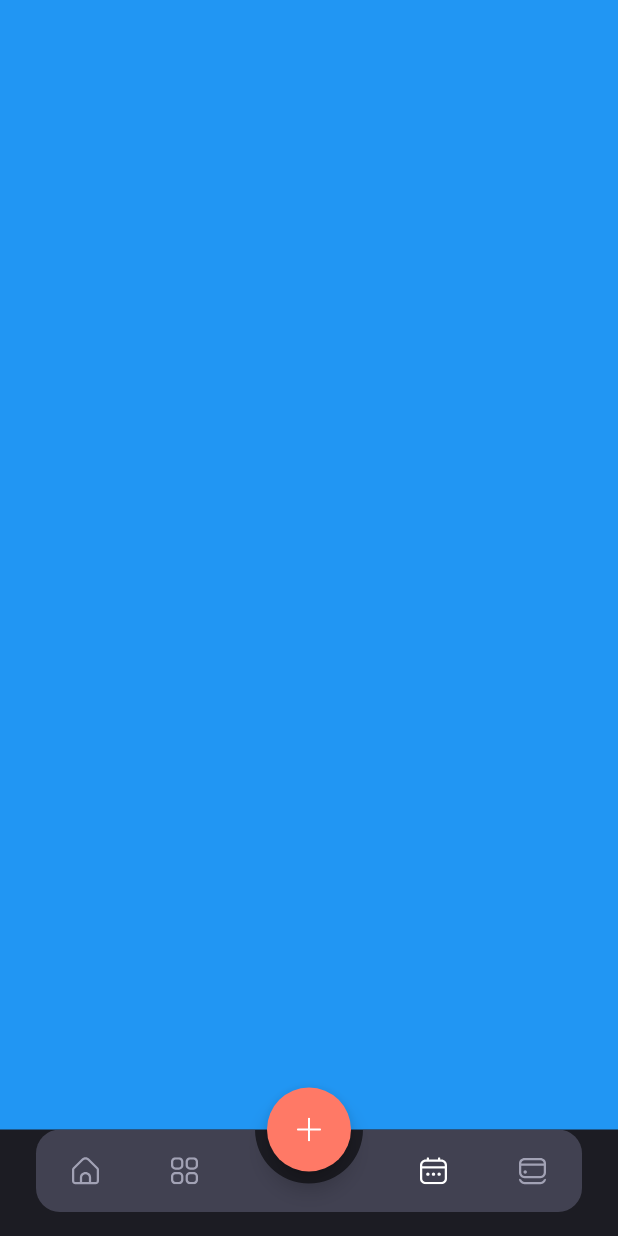
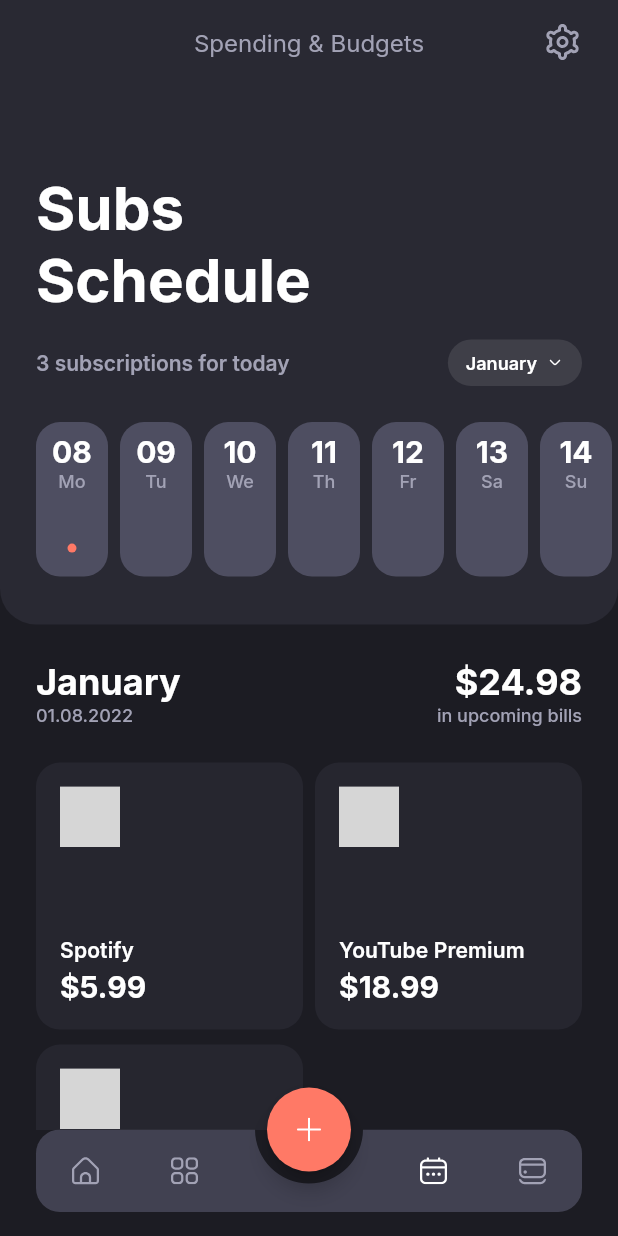
Before and after one commit to anilcngz/trackizer_app_ui, a Flutter app: the Nav screen opened directly, item 3 of the bottom bar chosen, on a phone screen of 412 x 824 dp. Run offline on Flutter 3.47's test engine with Material 2 defaults, Android fonts, the phone set to English and light mode, and no system bars; our stand-ins replace dotted_border, flutter_svg, google_fonts; grey boxes are pictures that could not be loaded.

Commit message:
Calendar Screen

```diff
--- /dev/null
+++ b/lib/screens/calendar/calendar_screen.dart
@@ -0,0 +1,331 @@
+import 'package:flutter/material.dart';
+import 'package:flutter_svg/flutter_svg.dart';
+import 'package:trackizer_app/config/colors.dart';
+
+class CalendarScreen extends StatelessWidget {
+  const CalendarScreen({Key? key}) : super(key: key);
+
+  @override
+  Widget build(BuildContext context) {
+    Size size = MediaQuery.of(context).size;
+
+    final List<Map<String, dynamic>> dayBadges = [
+      {
+        'day': '08',
+        'label': 'Mo',
+        'isActive': true,
+      },
+      {
+        'day': '09',
+        'label': 'Tu',
+        'isActive': false,
+      },
+      {
+        'day': '10',
+        'label': 'We',
+        'isActive': false,
+      },
+      {
+        'day': '11',
+        'label': 'Th',
+        'isActive': false,
+      },
+      {
+        'day': '12',
+        'label': 'Fr',
+        'isActive': false,
+      },
+      {
+        'day': '13',
+        'label': 'Sa',
+        'isActive': false,
+      },
+      {
+        'day': '14',
+        'label': 'Su',
+        'isActive': false,
+      },
+    ];
+
+    return Scaffold(
+      extendBodyBehindAppBar: true,
+      appBar: AppBar(
+        title: Text(
+          'Spending & Budgets',
+          style:
+              Theme.of(context).textTheme.titleMedium!.copyWith(color: kGrey30),
+        ),
+        centerTitle: true,
+        actions: [
+          Padding(
+            padding: const EdgeInsets.only(right: 25.0),
+            child: GestureDetector(
+              onTap: () {},
+              child: SvgPicture.asset('assets/icons/Settings.svg'),
+            ),
+          ),
+        ],
+      ),
+      body: SingleChildScrollView(
+        child: Column(
+          children: [
+            Container(
+              padding: const EdgeInsets.symmetric(
+                vertical: 32.0,
+              ),
+              decoration: BoxDecoration(
+                color: kGrey70.withOpacity(0.50),
+                borderRadius: const BorderRadius.only(
+                  bottomLeft: Radius.circular(24.0),
+                  bottomRight: Radius.circular(24.0),
+                ),
+              ),
+              child: Column(
+                crossAxisAlignment: CrossAxisAlignment.start,
+                children: [
+                  SizedBox(height: size.height * 0.1),
+                  Container(
+                    width: size.width / 1.5,
+                    padding: const EdgeInsets.only(left: 24.0),
+                    child: Text(
+                      'Subs Schedule',
+                      style:
+                          Theme.of(context).textTheme.headlineLarge!.copyWith(
+                                color: Colors.white,
+                                fontWeight: FontWeight.w700,
+                              ),
+                    ),
+                  ),
+                  const SizedBox(height: 16.0),
+                  Padding(
+                    padding: const EdgeInsets.symmetric(horizontal: 24.0),
+                    child: Row(
+                      mainAxisAlignment: MainAxisAlignment.spaceBetween,
+                      children: [
+                        Text(
+                          '3 subscriptions for today',
+                          style:
+                              Theme.of(context).textTheme.labelLarge!.copyWith(
+                                    color: kGrey30,
+                                    fontWeight: FontWeight.w600,
+                                  ),
+                        ),
+                        Container(
+                          padding: const EdgeInsets.symmetric(
+                            horizontal: 12.0,
+                            vertical: 8.0,
+                          ),
+                          decoration: BoxDecoration(
+                            color: Colors.white.withOpacity(0.10),
+                            borderRadius: BorderRadius.circular(16.0),
+                          ),
+                          child: Row(
+                            children: [
+                              Text(
+                                'January',
+                                style: Theme.of(context)
+                                    .textTheme
+                                    .labelMedium!
+                                    .copyWith(
+                                      fontWeight: FontWeight.w600,
+                                    ),
+                              ),
+                              const SizedBox(width: 6.0),
+                              SvgPicture.asset('assets/icons/arrow_small.svg'),
+                            ],
+                          ),
+                        ),
+                      ],
+                    ),
+                  ),
+                  const SizedBox(height: 24.0),
+                  SingleChildScrollView(
+                    scrollDirection: Axis.horizontal,
+                    child: Row(
+                      children: List.generate(7, (index) {
+                        final day = dayBadges[index];
+                        return Container(
+                          height: 103,
+                          width: 48.0,
+                          margin: EdgeInsets.only(
+                            right: index == 9 ? 24.0 : 8.0,
+                            left: index == 0 ? 24.0 : 0,
+                          ),
+                          padding: const EdgeInsets.fromLTRB(
+                            10.0,
+                            8.0,
+                            10.0,
+                            16.0,
+                          ),
+                          decoration: BoxDecoration(
+                            color: kGrey60,
+                            borderRadius: BorderRadius.circular(16.0),
+                          ),
+                          child: Column(
+                            children: [
+                              Text(
+                                day['day'],
+                                style: Theme.of(context)
+                                    .textTheme
+                                    .headlineSmall!
+                                    .copyWith(
+                                      fontSize: 20.0,
+                                      fontWeight: FontWeight.w700,
+                                    ),
+                              ),
+                              Text(
+                                day['label'],
+                                style: Theme.of(context)
+                                    .textTheme
+                                    .labelMedium!
+                                    .copyWith(
+                                      color: kGrey30,
+                                      fontWeight: FontWeight.w500,
+                                    ),
+                              ),
+                              const Spacer(),
+                              day['isActive']
+                                  ? Container(
+                                      height: 6.0,
+                                      width: 6.0,
+                                      decoration: const BoxDecoration(
+                                        shape: BoxShape.circle,
+                                        color: kAccentP100,
+                                      ),
+                                    )
+                                  : const SizedBox.shrink(),
+                            ],
+                          ),
+                        );
+                      }),
+                    ),
+                  )
+                ],
+              ),
+            ),
+            const SizedBox(height: 24.0),
+            Padding(
+              padding: const EdgeInsets.symmetric(horizontal: 24.0),
+              child: Row(
+                mainAxisAlignment: MainAxisAlignment.spaceBetween,
+                children: [
+                  Column(
+                    crossAxisAlignment: CrossAxisAlignment.start,
+                    children: [
+                      Text(
+                        'January',
+                        style: Theme.of(context)
+                            .textTheme
+                            .headlineSmall!
+                            .copyWith(fontWeight: FontWeight.w700),
+                      ),
+                      Text(
+                        '01.08.2022',
+                        style:
+                            Theme.of(context).textTheme.labelMedium!.copyWith(
+                                  color: kGrey30,
+                                  fontWeight: FontWeight.w500,
+                                ),
+                      ),
+                    ],
+                  ),
+                  Column(
+                    crossAxisAlignment: CrossAxisAlignment.end,
+                    children: [
+                      Text(
+                        '\$24.98',
+                        style: Theme.of(context)
+                            .textTheme
+                            .headlineSmall!
+                            .copyWith(fontWeight: FontWeight.w700),
+                      ),
+                      Text(
+                        'in upcoming bills',
+                        style:
+                            Theme.of(context).textTheme.labelMedium!.copyWith(
+                                  color: kGrey30,
+                                  fontWeight: FontWeight.w500,
+                                ),
+                      ),
+                    ],
+                  ),
+                ],
+              ),
+            ),
+            GridView.count(
+              padding: const EdgeInsets.all(24.0),
+              physics: const NeverScrollableScrollPhysics(),
+              shrinkWrap: true,
+              crossAxisSpacing: 8.0,
+              mainAxisSpacing: 10,
+              crossAxisCount: 2,
+              children: <Widget>[
+                _buildGridItem(
+                  context: context,
+                  iconName: 'spotify_logo',
+                  title: 'Spotify',
+                  price: 5.99,
+                ),
+                _buildGridItem(
+                  context: context,
+                  iconName: 'yt_premium_logo',
+                  title: 'YouTube Premium',
+                  price: 18.99,
+                ),
+                _buildGridItem(
+                  context: context,
+                  iconName: 'onedrive_logo',
+                  title: 'OneDrive',
+                  price: 15.99,
+                ),
+              ],
+            ),
+          ],
+        ),
+      ),
+    );
+  }
+
+  Widget _buildGridItem({
+    required BuildContext context,
+    required String iconName,
+    required String title,
+    required double price,
+  }) {
+    return AspectRatio(
+      aspectRatio: 160 / 168,
+      child: Container(
+        padding: const EdgeInsets.all(16.0),
+        decoration: BoxDecoration(
+          borderRadius: BorderRadius.circular(16.0),
+          color: kGrey60.withOpacity(0.20),
+        ),
+        child: Column(
+          crossAxisAlignment: CrossAxisAlignment.start,
+          children: [
+            SvgPicture.asset(
+              'assets/icons/$iconName.svg',
+              width: 40.0,
+            ),
+            const Spacer(),
+            Text(
+              title,
+              style: Theme.of(context)
+                  .textTheme
+                  .titleSmall!
+                  .copyWith(fontWeight: FontWeight.w600),
+            ),
+            const SizedBox(height: 5.0),
+            Text(
+              '\$$price',
+              style: Theme.of(context).textTheme.headlineSmall!.copyWith(
+                    fontSize: 20.0,
+                    fontWeight: FontWeight.w700,
+                  ),
+            )
+          ],
+        ),
+      ),
+    );
+  }
+}
--- a/lib/screens/nav/nav.dart
+++ b/lib/screens/nav/nav.dart
@@ -1,6 +1,7 @@
 import 'package:flutter/material.dart';
 import 'package:flutter_svg/svg.dart';
 import 'package:trackizer_app/config/colors.dart';
+import 'package:trackizer_app/screens/calendar/calendar_screen.dart';
 import 'package:trackizer_app/screens/home/home_screen.dart';
 import 'dart:math' as math;
 
@@ -19,7 +20,7 @@ class _NavState extends State<Nav> {
   final _pages = [
     const HomeScreen(),
     const SpendingBudgetsScreen(),
-    Container(color: Colors.blue),
+    const CalendarScreen(),
     Container(color: Colors.green),
   ];
 
```
Also changed, not shown: assets/icons/arrow_small.svg (added).
